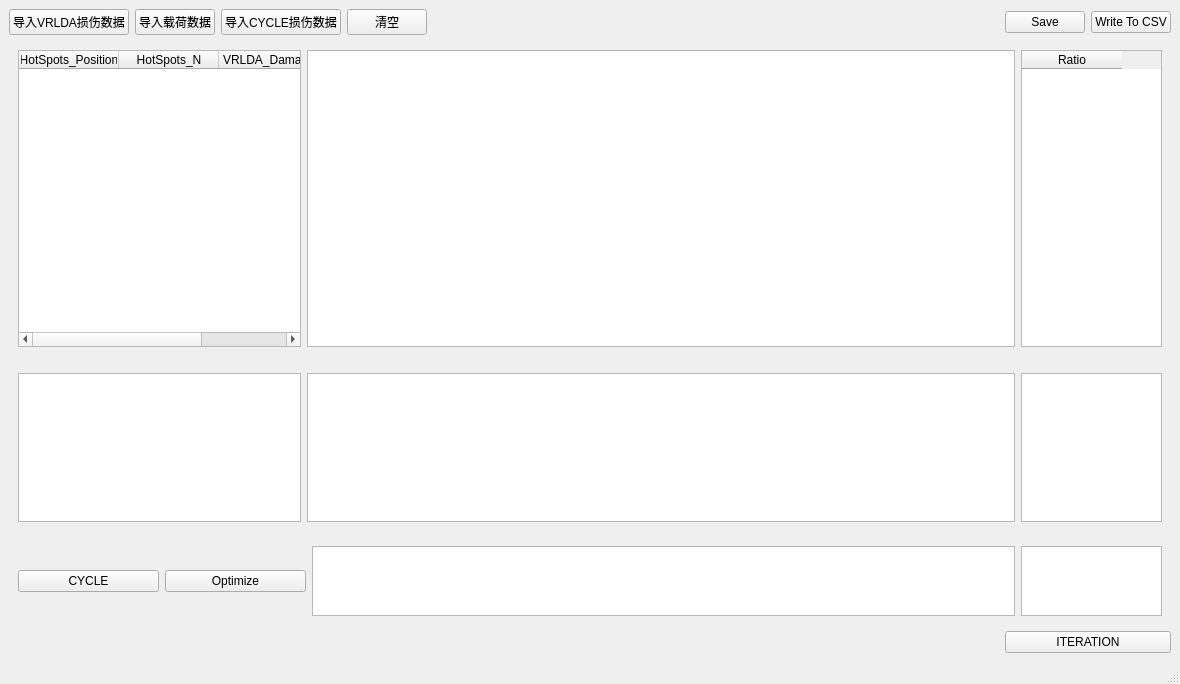
Before: the Qt Designer form designerFile/mainView.ui in wkif/subframe-frame-load-iteration-tool, drawn with Qt 5.
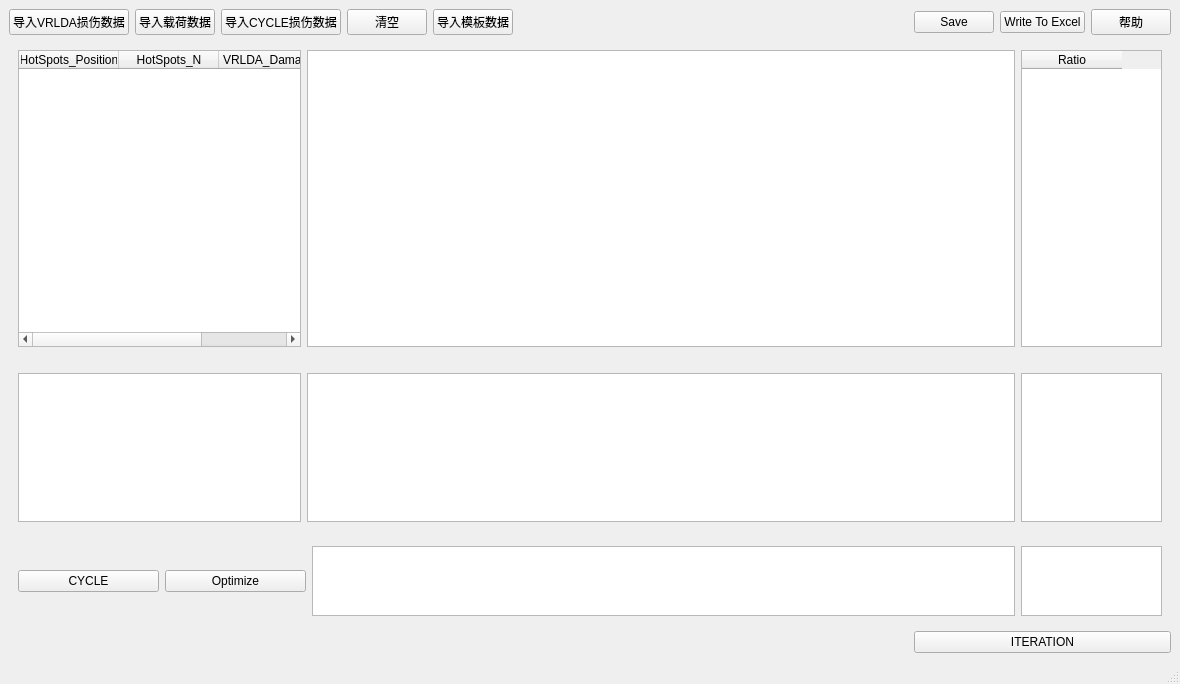
After: the same form once the commit is applied.

Patch:
```diff
--- a/designerFile/mainView.ui
+++ b/designerFile/mainView.ui
@@ -58,14 +58,21 @@
         </property>
        </widget>
       </item>
+      <item>
+       <widget class="QPushButton" name="pushButton_11">
+        <property name="text">
+         <string>导入模板数据</string>
+        </property>
+       </widget>
+      </item>
      </layout>
     </item>
     <item row="0" column="3">
      <layout class="QGridLayout" name="gridLayout_2">
-      <item row="0" column="1">
+      <item row="0" column="2">
        <widget class="QPushButton" name="pushButton_5">
         <property name="text">
-         <string>Write To CSV</string>
+         <string>Write To Excel</string>
         </property>
        </widget>
       </item>
@@ -76,6 +83,13 @@
         </property>
        </widget>
       </item>
+      <item row="0" column="3">
+       <widget class="QPushButton" name="pushButton_10">
+        <property name="text">
+         <string>帮助</string>
+        </property>
+       </widget>
+      </item>
      </layout>
     </item>
     <item row="2" column="3">
```
